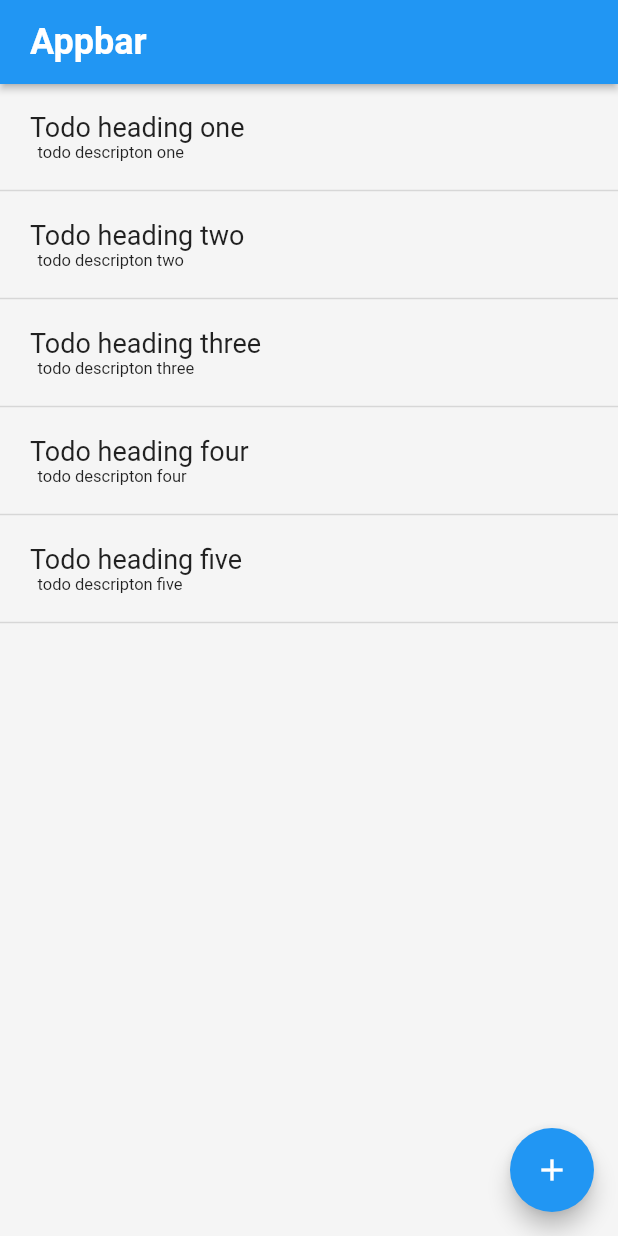
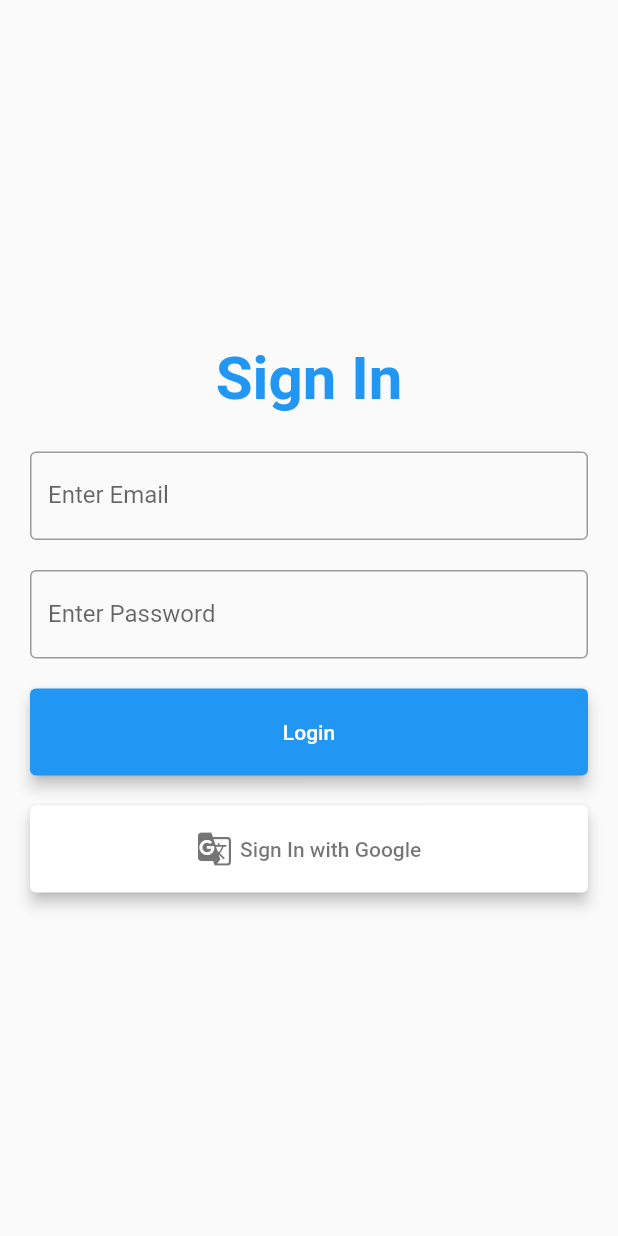
Before and after one commit to Gurpinder009/Flutter_Todo_App, a Flutter app: the screen it shows after launch, on a phone screen of 412 x 824 dp. Run offline on Flutter 3.47's test engine with Material 2 defaults, Android fonts, the phone set to English and light mode, and no system bars; our stand-ins replace firebase_auth, firebase_core, flutter_bloc, go_router, google_sign_in; accounts and stored records are empty; Roboto replaces fonts that are missing (NotoSerifNPHmong).

```diff
--- /dev/null
+++ b/lib/authentication.dart
@@ -0,0 +1,109 @@
+import 'package:firebase_auth/firebase_auth.dart';
+import "package:flutter/material.dart";
+import 'package:flutter_bloc/flutter_bloc.dart';
+import 'package:todo_list/bloc/cubits/google_sign_in_cubit.dart';
+import 'package:todo_list/components/others/router_list.dart';
+
+class AuthenicationWidget extends StatelessWidget {
+  const AuthenicationWidget({Key? key}) : super(key: key);
+
+  @override
+  Widget build(BuildContext context) {
+    return StreamBuilder(
+        stream: FirebaseAuth.instance.authStateChanges(),
+        builder: ((context, snapshot) {
+          if (snapshot.connectionState == ConnectionState.waiting) {
+            return const MaterialApp(
+              home: Text("waiting"),
+            );
+          } else if (snapshot.hasData) {
+            return MaterialApp.router(
+              theme: ThemeData(
+                scaffoldBackgroundColor: const Color.fromRGBO(245, 245, 245, 1),
+              ),
+              routerConfig: router,
+            );
+          } else if (snapshot.hasError) {
+            return MaterialApp(
+              home: Text(snapshot.error.toString()),
+            );
+          } else {
+            return const MaterialApp(
+              home: Scaffold(
+                body: SafeArea(
+                    child: Padding(
+                  padding: EdgeInsets.symmetric(vertical: 20, horizontal: 20),
+                  child: LoginFormWidget(),
+                )),
+              ),
+            );
+          }
+        }));
+  }
+}
+
+class LoginFormWidget extends StatelessWidget {
+  const LoginFormWidget({super.key});
+
+  @override
+  Widget build(BuildContext context) {
+    return Form(
+        child: Center(
+      child: ListView(
+        physics: const NeverScrollableScrollPhysics(),
+        // mainAxisAlignment: MainAxisAlignment.center,
+        shrinkWrap: true,
+        children: [
+          Center(
+              child: Text(
+            "Sign In",
+            style: TextStyle(
+                fontSize: 40,
+                fontWeight: FontWeight.bold,
+                color: Theme.of(context).primaryColor),
+          )),
+          const Padding(padding: EdgeInsets.only(top: 25)),
+          TextFormField(
+            decoration: const InputDecoration(
+                label: Text("Enter Email"), border: OutlineInputBorder()),
+          ),
+          const Padding(
+              padding: EdgeInsets.symmetric(vertical: 10, horizontal: 0)),
+          TextFormField(
+            obscureText: true,
+            decoration: const InputDecoration(
+                label: Text("Enter Password"), border: OutlineInputBorder()),
+          ),
+          const Padding(
+              padding: EdgeInsets.symmetric(vertical: 10, horizontal: 0)),
+          ElevatedButton(
+              style: ElevatedButton.styleFrom(
+                  minimumSize: const Size(double.infinity, 58), elevation: 4),
+              onPressed: () async {
+                // await signInWith
+              },
+              child: const Text("Login")),
+          const Padding(
+              padding: EdgeInsets.symmetric(vertical: 10, horizontal: 0)),
+          ElevatedButton(
+              style: ElevatedButton.styleFrom(
+                  minimumSize: const Size(double.infinity, 58),
+                  backgroundColor: Colors.white,
+                  foregroundColor: Colors.black54,
+                  elevation: 4),
+              onPressed: () async {
+                BlocProvider.of<GoogleSignInCubit>(context).signIn();
+              },
+              child: Row(
+                mainAxisAlignment: MainAxisAlignment.center,
+                children: const [
+                  Icon(Icons.g_translate),
+                  Padding(padding: EdgeInsets.only(right: 5)),
+                  Text("Sign In with Google"),
+                ],
+              ))
+        ],
+      ),
+    ));
+  }
+}
--- a/lib/components/page_widgets/home_widget.dart
+++ b/lib/components/page_widgets/home_widget.dart
@@ -11,7 +11,6 @@ class HomeWidget extends StatelessWidget {
     return withLayout(
         context: context,
         child: BlocBuilder<TodoListCubit, List<Todo>>(
-            bloc: TodoListCubit(),
             builder: (context, state) => ListView.builder(
                   itemCount: state.length,
                   itemBuilder: (context, index) {
@@ -20,8 +19,7 @@ class HomeWidget extends StatelessWidget {
                       crossAxisAlignment: CrossAxisAlignment.start,
                       children: [
                         Container(
-                          // margin: const EdgeInsets.symmetric(vertical: 4),
-                          width: 400,
+                          width: double.infinity,
                           decoration: const BoxDecoration(
                               // color: Color.fromARGB(77, 175, 175, 175),
                               ),
@@ -43,11 +41,11 @@ class HomeWidget extends StatelessWidget {
                                         style: const TextStyle(fontSize: 18),
                                       ),
                                       Padding(
-                                        padding: const EdgeInsets.symmetric(
-                                            horizontal: 5),
+                                        padding: const EdgeInsets.fromLTRB(
+                                            5, 5, 0, 0),
                                         child: Text(
                                           state[index].description,
-                                          style: const TextStyle(fontSize: 11),
+                                          style: const TextStyle(fontSize: 12),
                                         ),
                                       ),
                                     ],
--- a/lib/main.dart
+++ b/lib/main.dart
@@ -1,18 +1,20 @@
+//** Initializing flutter app with firebase */
+
 import 'package:flutter/material.dart';
-import 'package:todo_list/components/others/router_list.dart';
+import "package:firebase_core/firebase_core.dart";
+import 'package:todo_list/provider_widget.dart';
+import "firebase_options.dart";
 
-void main() => runApp(const MyApp());
+Future<void> main() async {
+  WidgetsFlutterBinding.ensureInitialized();
+  await Firebase.initializeApp(options: DefaultFirebaseOptions.currentPlatform);
+  runApp(const MyApp());
+}
 
 class MyApp extends StatelessWidget {
   const MyApp({super.key});
   @override
   Widget build(BuildContext context) {
-    return MaterialApp.router(
-      theme:ThemeData(
-        scaffoldBackgroundColor: const Color.fromRGBO(245,245, 245, 1),
-          // floatingActionButtonTheme: const FloatingActionButtonThemeData(backgroundColor:Color.fromRGBO(100, 100, 100, 0.8) )
-      ),
-      routerConfig: router,
-    );
+    return const ProviderWidget();
   }
 }
--- /dev/null
+++ b/lib/provider_widget.dart
@@ -0,0 +1,19 @@
+//** Initializing your App with Bloc Providers */
+import "package:flutter/material.dart";
+import 'package:flutter_bloc/flutter_bloc.dart';
+import 'package:todo_list/authentication.dart';
+import 'package:todo_list/bloc/cubits/google_sign_in_cubit.dart';
+import 'package:todo_list/bloc/cubits/todo_cubit_list.dart';
+
+class ProviderWidget extends StatelessWidget {
+  const ProviderWidget({Key? key}) : super(key: key);
+  @override
+  Widget build(BuildContext context) {
+    return MultiBlocProvider(providers: [
+      BlocProvider<GoogleSignInCubit>(create: (context) => GoogleSignInCubit()),
+      BlocProvider<TodoListCubit>(
+        create: (context) => TodoListCubit(),
+      )
+    ], child: const AuthenicationWidget());
+  }
+}
--- a/pubspec.yaml
+++ b/pubspec.yaml
@@ -44,6 +44,9 @@ dependencies:
   sqflite: ^2.2.2
   path: ^1.8.2
   provider: ^6.0.5
+  firebase_core: ^2.4.1
+  firebase_auth: ^4.2.5
+  google_sign_in: ^5.4.3
 
 
 dev_dependencies:
```
Also changed, not shown: lib/bloc/cubits/google_sign_in_cubit.dart (added, +50 -0 lines), lib/components/page_widgets/about_widget.dart (+8 -2 lines), lib/components/utility_widgets/with_layout.dart (+34 -13 lines), lib/firebase_options.dart (added), pubspec.lock, 2 other files.
